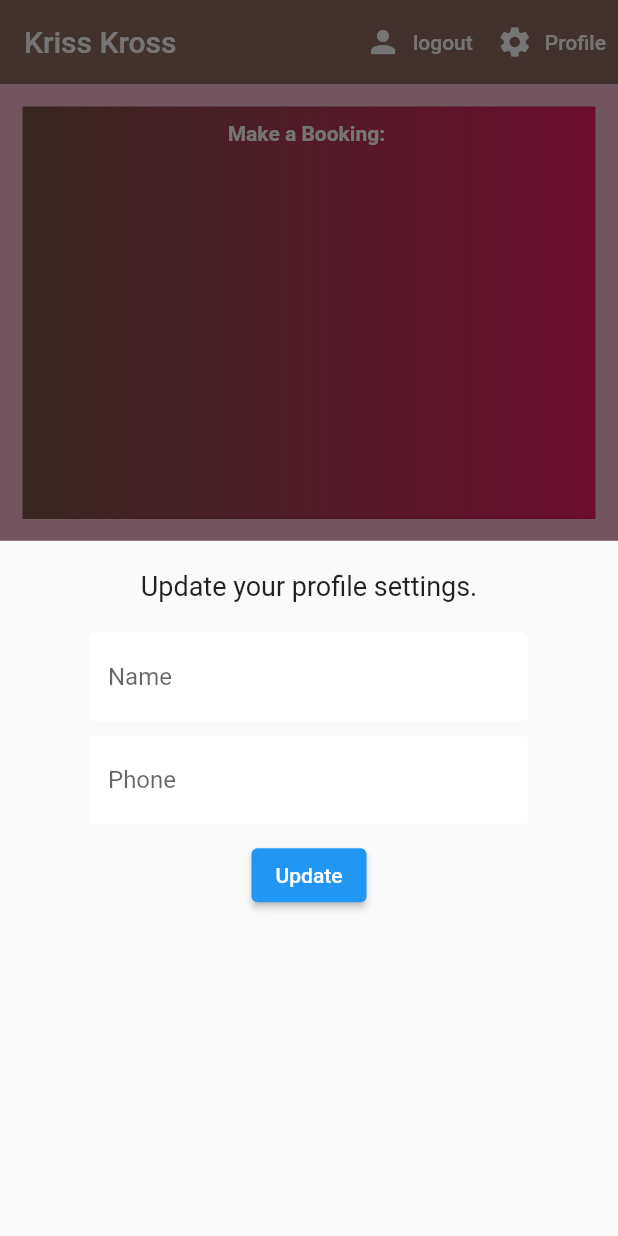
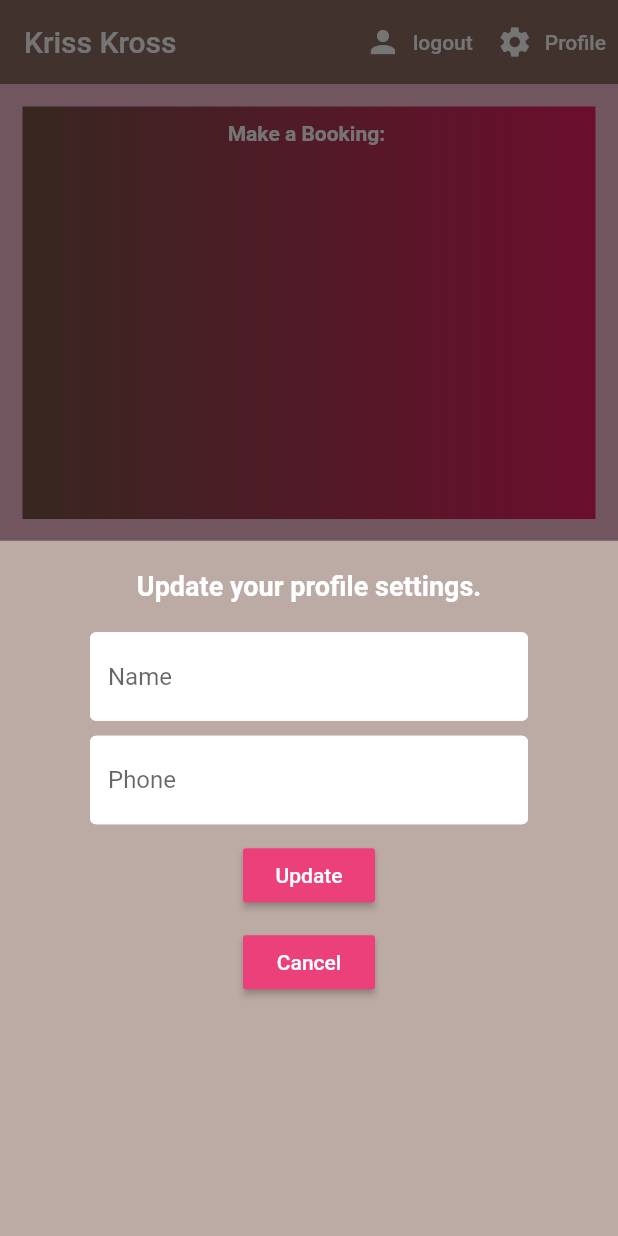
Before and after one commit to evanrex/kriss_kross_vs, a Flutter app: the screen it shows once a user with an empty profile is signed in, after a tap on "Profile", on a phone screen of 412 x 824 dp. Run offline on Flutter 3.47's test engine with Material 2 defaults, Android fonts, the phone set to English and light mode, and no system bars; our stand-ins replace cloud_firestore, firebase_auth, flutter_spinkit; accounts and stored records are empty.

Commit message:
Profile form design improvements

```diff
--- a/lib/screens/home/home.dart
+++ b/lib/screens/home/home.dart
@@ -15,6 +15,7 @@ class Home extends StatelessWidget {
   Widget build(BuildContext context) {
     void _showSettingsPanel() {
       showModalBottomSheet(
+          backgroundColor: Colors.brown[200],
           context: context,
           builder: (context) {
             return Container(
--- a/lib/screens/home/profile_form.dart
+++ b/lib/screens/home/profile_form.dart
@@ -36,7 +36,10 @@ class _ProfileFormState extends State<ProfileForm> {
                 children: <Widget>[
                   Text(
                     'Update your profile settings.',
-                    style: TextStyle(fontSize: 18.0),
+                    style: TextStyle(
+                        color: Colors.white,
+                        fontWeight: FontWeight.bold,
+                        fontSize: 18.0),
                   ),
                   SizedBox(height: 20.0),
                   TextFormField(
@@ -55,8 +58,8 @@ class _ProfileFormState extends State<ProfileForm> {
                     onChanged: (val) => setState(() => _currentPhone = val),
                   ),
                   SizedBox(height: 10.0),
-                  ElevatedButton(
-                      //color: Colors.pink[400],
+                  RaisedButton(
+                      color: Colors.pink[400],
                       child: Text(
                         'Update',
                         style: TextStyle(color: Colors.white),
@@ -70,6 +73,16 @@ class _ProfileFormState extends State<ProfileForm> {
                           Navigator.pop(context);
                         }
                       }),
+                  SizedBox(height: 10.0),
+                  RaisedButton(
+                      color: Colors.pink[400],
+                      child: Text(
+                        'Cancel',
+                        style: TextStyle(color: Colors.white),
+                      ),
+                      onPressed: () {
+                        Navigator.pop(context);
+                      }),
                 ],
               ),
             );
```
